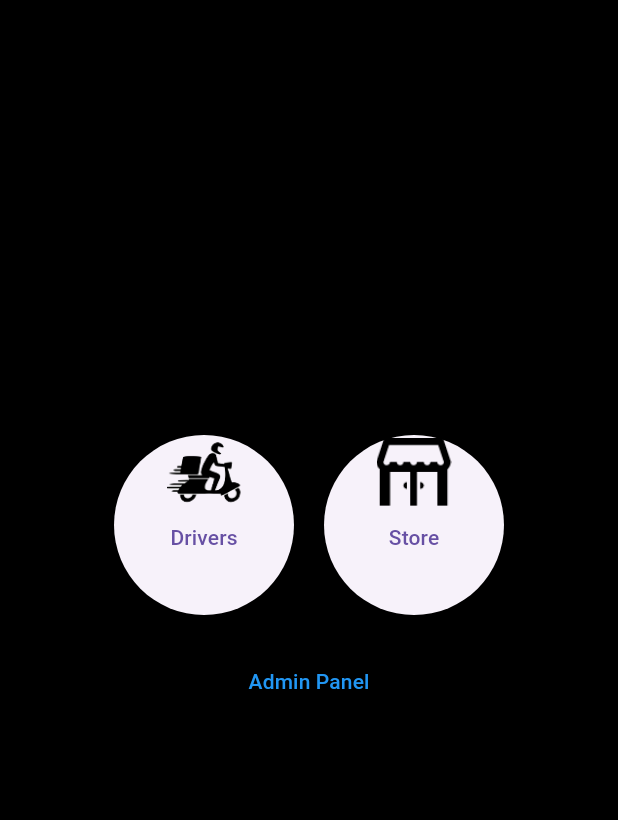
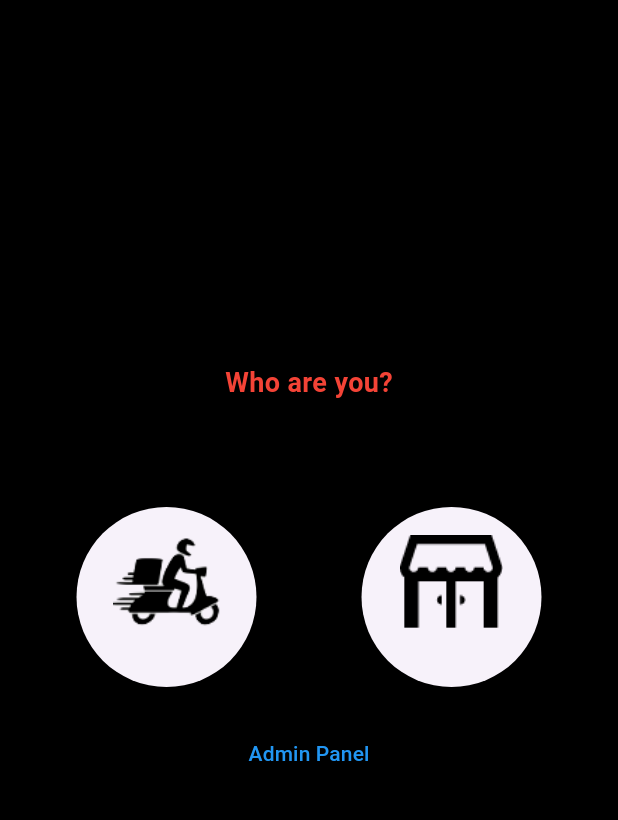
Before and after one commit to imaddamianos/pixandrix, a Flutter app: the screen it shows after launch, on a phone screen of 412 x 824 dp, the part 84-904 px from its top. Run offline on Flutter 3.47's test engine with Material 3 defaults, Android fonts, the light colour scheme and no system bars.

Commit message:
fixing first page

```diff
--- a/lib/first_page.dart
+++ b/lib/first_page.dart
@@ -14,6 +14,16 @@ class FirstPage extends StatelessWidget {
         child: Column(
           mainAxisAlignment: MainAxisAlignment.center,
           children: <Widget>[
+            const Text(
+  'Who are you?',
+  style: TextStyle(
+    fontSize: 18,
+    fontWeight: FontWeight.bold,
+    color: Colors.red, // Example color, replace with your desired color
+    // Add more text style properties as needed
+  ),
+),
+            const SizedBox(height: 70),
             Row(
               mainAxisAlignment: MainAxisAlignment.center,
               children: [
@@ -29,16 +39,16 @@ class FirstPage extends StatelessWidget {
                   children: [
                     Image.asset(
                       'assets/images/driver_icon.png',
-                      width: 50,
-                      height: 50,
+                      width: 100,
+                      height: 100,
                     ),
-                    const SizedBox(height: 8),
-                    const Text('Drivers'),
+                    // const SizedBox(height: 8),
+                    // const Text('Drivers'),
                   ],
                 ),
               ),
             ),
-                const SizedBox(width: 20),
+                const SizedBox(width: 70),
                SizedBox(
               width: 120,
               height: 120,
@@ -51,11 +61,11 @@ class FirstPage extends StatelessWidget {
                   children: [
                     Image.asset(
                       'assets/images/stores_icon.png',
-                      width: 50,
-                      height: 50,
+                      width: 100,
+                      height: 100,
                     ),
-                    const SizedBox(height: 8),
-                    const Text('Store'),
+                    // const SizedBox(height: 8),
+                    // const Text('Store'),
                   ],
                 ),
               ),
```
